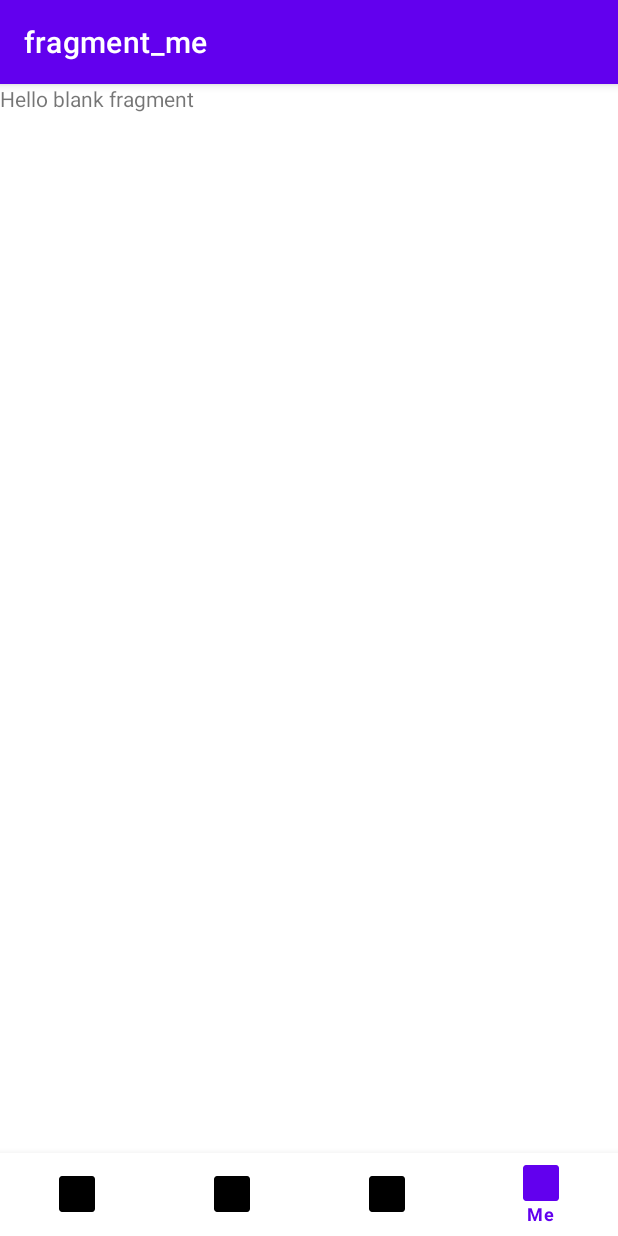
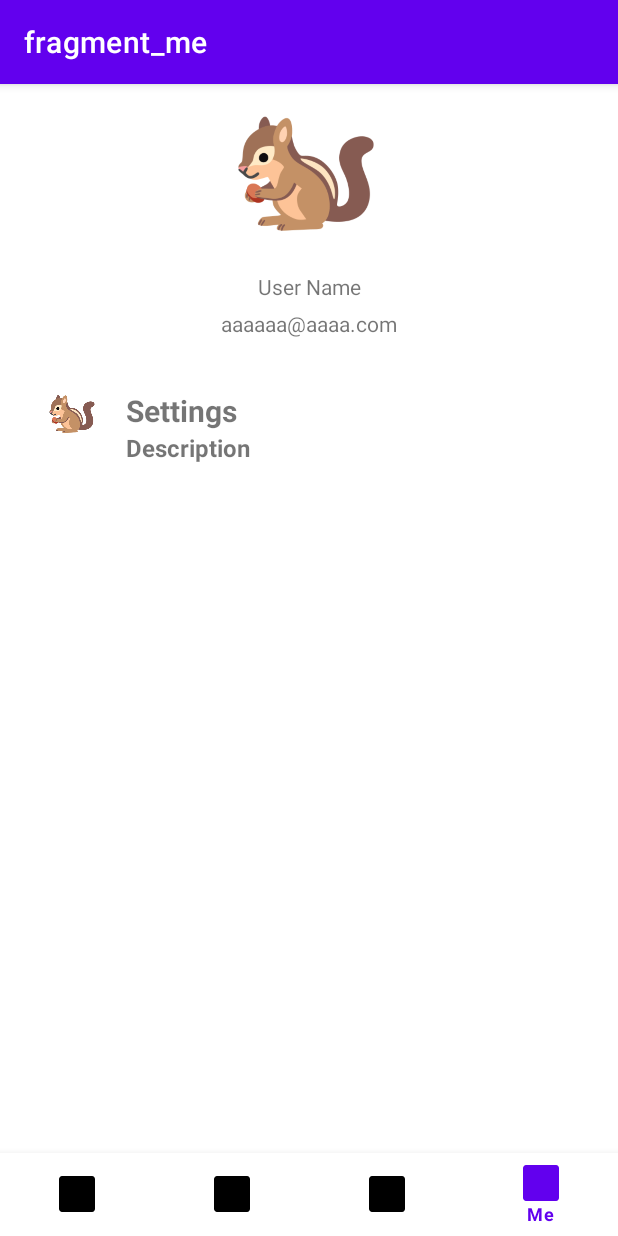
Before and after one commit to THLiu55/HabbitAC, an Android app: the Me screen opened through its navigation route, on a phone screen of 412 x 824 dp. Run offline under Robolectric (Android 15) with nearby library versions, the phone set to English and light mode, and no system bars; our stand-ins replace navigation-ui.

Commit message:
Me Page Basic UI added & debug

```diff
--- a/app/src/main/res/layout/fragment_me.xml
+++ b/app/src/main/res/layout/fragment_me.xml
@@ -1,14 +1,101 @@
 <?xml version="1.0" encoding="utf-8"?>
-<FrameLayout xmlns:android="http://schemas.android.com/apk/res/android"
+<LinearLayout xmlns:android="http://schemas.android.com/apk/res/android"
+    xmlns:app="http://schemas.android.com/apk/res-auto"
     xmlns:tools="http://schemas.android.com/tools"
     android:layout_width="match_parent"
     android:layout_height="match_parent"
+    android:orientation="vertical"
     tools:context=".fragment.Me">
 
-    <!-- TODO: Update blank fragment layout -->
-    <TextView
+
+    <androidx.constraintlayout.widget.ConstraintLayout
         android:layout_width="match_parent"
-        android:layout_height="match_parent"
-        android:text="@string/hello_blank_fragment" />
+        android:layout_height="200dp">
 
-</FrameLayout>
+        <ImageView
+            android:id="@+id/imageView"
+            android:layout_width="120dp"
+            android:layout_height="120dp"
+            android:layout_marginStart="144dp"
+            android:src="@drawable/habiticon"
+            app:layout_constraintStart_toStartOf="parent"
+            tools:ignore="MissingConstraints"
+            tools:layout_editor_absoluteY="16dp" />
+
+        <TextView
+            android:id="@+id/usrname"
+            app:layout_constraintEnd_toEndOf="parent"
+            app:layout_constraintStart_toStartOf="parent"
+            android:layout_width="wrap_content"
+            android:layout_height="wrap_content"
+            android:layout_marginTop="5dp"
+            android:text="User Name"
+            app:layout_constraintTop_toBottomOf="@+id/imageView" />
+
+        <TextView
+            android:id="@+id/email"
+            android:layout_width="wrap_content"
+            android:layout_height="wrap_content"
+            android:layout_marginTop="5dp"
+            android:text="aaaaaa@aaaa.com"
+            app:layout_constraintEnd_toEndOf="parent"
+            app:layout_constraintHorizontal_bias="0.501"
+            app:layout_constraintStart_toStartOf="parent"
+            app:layout_constraintTop_toBottomOf="@+id/usrname" />
+
+
+    </androidx.constraintlayout.widget.ConstraintLayout>
+
+    <ScrollView
+        android:layout_width="match_parent"
+        android:layout_height="match_parent">
+
+        <LinearLayout
+            android:layout_width="match_parent"
+            android:layout_height="wrap_content"
+            android:orientation="vertical">
+            <androidx.constraintlayout.widget.ConstraintLayout
+                android:layout_width="match_parent"
+                android:layout_height="match_parent">
+
+                <TextView
+                    android:id="@+id/textView_notify_clock"
+                    android:layout_width="wrap_content"
+                    android:layout_height="wrap_content"
+                    android:layout_marginStart="0dp"
+                    android:text="Description"
+                    android:textSize="16sp"
+                    android:textStyle="bold"
+                    app:layout_constraintStart_toStartOf="@+id/MyTextView1"
+                    app:layout_constraintTop_toBottomOf="@+id/MyTextView1" />
+
+                <TextView
+                    android:id="@+id/MyTextView1"
+                    android:layout_width="wrap_content"
+                    android:layout_height="wrap_content"
+                    android:layout_marginStart="84dp"
+                    android:layout_marginTop="4dp"
+                    android:text="Settings"
+                    android:textSize="20sp"
+                    android:textStyle="bold"
+                    app:layout_constraintStart_toStartOf="parent"
+                    app:layout_constraintTop_toTopOf="parent" />
+
+                <ImageView
+                    android:id="@+id/imageView2"
+                    android:layout_width="40dp"
+                    android:layout_height="40dp"
+                    android:layout_marginStart="28dp"
+                    app:layout_constraintStart_toStartOf="parent"
+                    app:srcCompat="@drawable/habiticon"
+                    tools:layout_editor_absoluteY="10dp"
+                    app:layout_constraintTop_toTopOf="10" />
+
+            </androidx.constraintlayout.widget.ConstraintLayout>
+
+
+        </LinearLayout>
+    </ScrollView>
+
+
+</LinearLayout>
```
